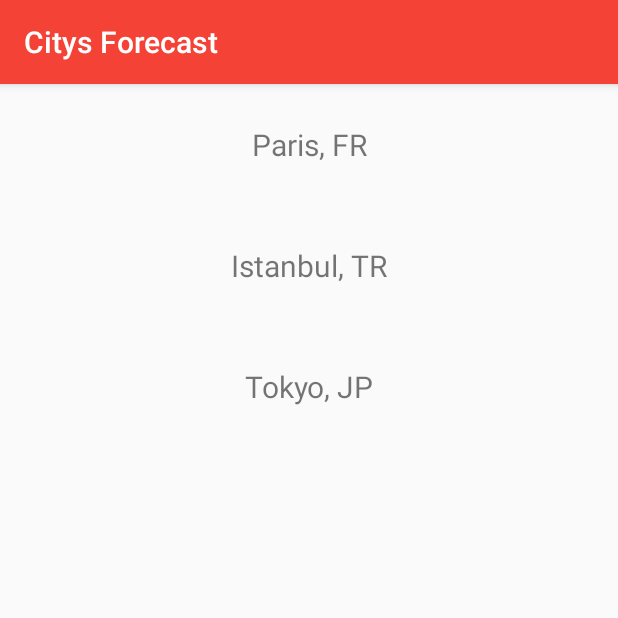
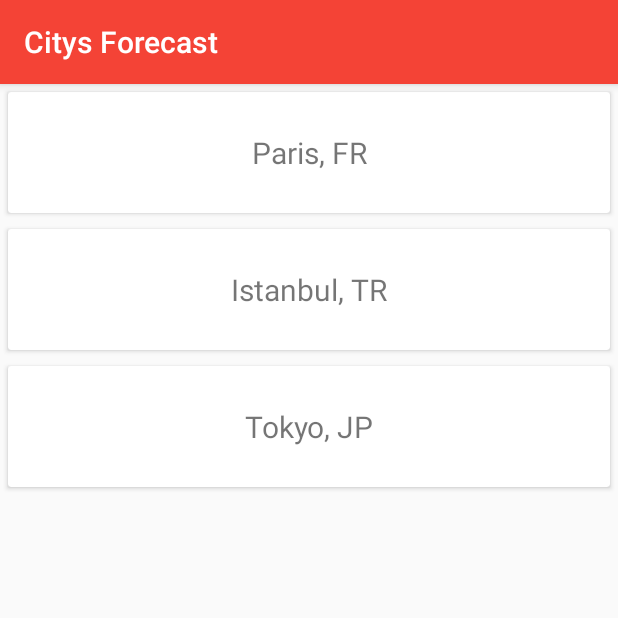
Before and after one commit to salahmomo/Cumulus, an Android app: the screen it shows after launch (HomeActivity), on a phone screen of 412 x 824 dp, the top half of it. Run offline under Robolectric (Android 15) with nearby library versions, the phone set to English and light mode, and no system bars; our stand-ins replace ButterKnife.

Commit message:
Add cardView to item list, comment and refactor

```diff
--- a/app/build.gradle
+++ b/app/build.gradle
@@ -29,7 +29,7 @@ dependencies {
     compile 'com.squareup.retrofit2:retrofit:2.3.0'
     compile 'com.squareup.retrofit2:converter-gson:2.3.0'
     compile 'com.jakewharton:butterknife:8.8.1'
-    compile 'com.jakewharton:disklrucache:2.0.2'
+    compile 'com.android.support:cardview-v7:26.1.0'
     annotationProcessor 'com.jakewharton:butterknife-compiler:8.8.1'
 
     testImplementation 'junit:junit:4.12'
--- a/app/src/main/java/com/saos/salah/cumulus/services/OpenWeatherMapServices.java
+++ b/app/src/main/java/com/saos/salah/cumulus/services/OpenWeatherMapServices.java
@@ -14,6 +14,9 @@ import retrofit2.http.Query;
  * Created by Salah on 18/04/2018.
  */
 
+/**
+ * Service for OpenWeatherMap API
+ */
 public interface OpenWeatherMapServices {
     public static final String ENDPOINT = "http://api.openweathermap.org/data/2.5/forecast/";
 
--- a/app/src/main/java/com/saos/salah/cumulus/services/OpenWeatherMapSingleton.java
+++ b/app/src/main/java/com/saos/salah/cumulus/services/OpenWeatherMapSingleton.java
@@ -4,7 +4,7 @@ import retrofit2.Retrofit;
 import retrofit2.converter.gson.GsonConverterFactory;
 
 /**
- * Created by Salah on 22/04/2018.
+ * Singleton instance To call OpenWeatherMap API
  */
 
 public class OpenWeatherMapSingleton {
--- a/app/src/main/java/com/saos/salah/cumulus/view/HomeActivity.java
+++ b/app/src/main/java/com/saos/salah/cumulus/view/HomeActivity.java
@@ -21,6 +21,9 @@ import com.saos.salah.cumulus.view.citys.CityListFragment;
 
 import butterknife.BindView;
 
+/**
+ * Home activity
+ */
 public class HomeActivity extends AppCompatActivity {
 
     private CityListFragment cityListFragment = null;
@@ -35,10 +38,6 @@ public class HomeActivity extends AppCompatActivity {
         setSupportActionBar(toolbar);
         setActionBarTitle("Citys Forecast");
 
-        ConnectivityManager connMgr = (ConnectivityManager)
-                getSystemService(Context.CONNECTIVITY_SERVICE);
-        NetworkInfo networkInfo = connMgr.getActiveNetworkInfo();
-        if (networkInfo != null && networkInfo.isConnected()) {
         FragmentManager fragmentManager = getSupportFragmentManager();
 
         cityListFragment = (CityListFragment) fragmentManager.findFragmentByTag(CityListFragment.TAG);
@@ -47,7 +46,6 @@ public class HomeActivity extends AppCompatActivity {
             cityListFragment = new CityListFragment();
             fragmentTransaction.add(R.id.fragment, cityListFragment, CityListFragment.TAG);
             fragmentTransaction.commit();
-            }
         }
     }
 
--- a/app/src/main/java/com/saos/salah/cumulus/view/cityforecasts/CityForecastListAdapter.java
+++ b/app/src/main/java/com/saos/salah/cumulus/view/cityforecasts/CityForecastListAdapter.java
@@ -5,14 +5,12 @@ import android.support.v7.widget.RecyclerView;
 import android.view.LayoutInflater;
 import android.view.View;
 import android.view.ViewGroup;
-import android.widget.Button;
 import android.widget.ImageView;
 import android.widget.TextView;
 
 import com.saos.salah.cumulus.R;
 import com.saos.salah.cumulus.model.Forecast;
 import com.saos.salah.cumulus.model.Weather;
-import com.saos.salah.cumulus.view.citys.CityListAdapter;
 import com.saos.salah.cumulus.view.forecast.ForecastActivity;
 import com.squareup.picasso.Picasso;
 
@@ -61,7 +59,7 @@ public class CityForecastListAdapter extends RecyclerView.Adapter<CityForecastLi
     @Override
     public CityForecastListAdapter.ViewHolder onCreateViewHolder(ViewGroup parent, int viewType) {
         View v = LayoutInflater.from(parent.getContext())
-                .inflate(R.layout.item_forecastlist, parent, false);
+                .inflate(R.layout.item_cityforecastlist, parent, false);
         CityForecastListAdapter.ViewHolder vh = new CityForecastListAdapter.ViewHolder(v);
         return vh;
     }
@@ -70,7 +68,7 @@ public class CityForecastListAdapter extends RecyclerView.Adapter<CityForecastLi
     public void onBindViewHolder(CityForecastListAdapter.ViewHolder holder, int position) {
         Forecast forecast = forecastsList.get(position);
 
-        holder.day.setText(String.format("%tD", forecast.getDt()));
+        holder.day.setText(String.format("%tD", forecast.getDt() * 1000));
         holder.temp.setText(Float.toString(forecast.getTemp().getDay()) + "°");
         Weather weather = forecast.getWeather().get(0);
         Picasso.get().load(String.format("%s%s.png", ForecastActivity.IMG_URL, weather.getIcon())).into(holder.weather);
--- a/app/src/main/java/com/saos/salah/cumulus/view/citys/CityListFragment.java
+++ b/app/src/main/java/com/saos/salah/cumulus/view/citys/CityListFragment.java
@@ -25,6 +25,10 @@ import butterknife.ButterKnife;
 
 public class CityListFragment extends Fragment {
 
+    /**
+     *     List of city we need to see his for cast for 14 next day
+     *     pattern of cityName is : "[CityName], [CountryCode]"
+     */
     private List<String> citysNames =  Arrays.asList("Paris, FR", "Istanbul, TR", "Tokyo, JP");
 
     @BindView(R.id.city_list)
--- a/app/src/main/res/layout/item_citylist.xml
+++ b/app/src/main/res/layout/item_citylist.xml
@@ -1,4 +1,14 @@
 <?xml version="1.0" encoding="utf-8"?>
+<android.support.v7.widget.CardView
+    xmlns:android="http://schemas.android.com/apk/res/android"
+    xmlns:app="http://schemas.android.com/apk/res-auto"
+    android:layout_width="match_parent"
+    android:layout_height="wrap_content"
+    android:layout_margin="5dp"
+
+    app:cardBackgroundColor="@android:color/white"
+    app:cardCornerRadius="2dp"
+    app:cardElevation="2dp">
     <RelativeLayout
         xmlns:android="http://schemas.android.com/apk/res/android"
         android:layout_width="match_parent"
@@ -14,3 +24,4 @@
             android:textSize="20sp"
             android:text="Paris"/>
     </RelativeLayout>
+</android.support.v7.widget.CardView>
--- a/app/src/main/res/values/strings.xml
+++ b/app/src/main/res/values/strings.xml
@@ -1,5 +1,5 @@
 <resources>
     <string name="app_name">Cumulus</string>
-    <string name="action_settings">Settings</string>
     <string name="app_id">bd5e378503939ddaee76f12ad7a97608</string>
+    <string name="celcius_unitsformat">metric</string>
 </resources>
```
Also changed, not shown: app/src/main/java/com/saos/salah/cumulus/listener/OpenWeatherMapListener.java (deleted, +0 -9 lines), app/src/main/java/com/saos/salah/cumulus/services/OpenWeatherMapTask.java (deleted, +0 -38 lines), app/src/main/java/com/saos/salah/cumulus/view/cityforecasts/CityForecastsListFragment.java (+15 -10 lines), app/src/main/res/layout/item_cityforecastlist.xml (added, +88 -0 lines), app/src/main/res/layout/item_forecastlist.xml (deleted, +0 -77 lines), app/src/main/res/layout/fragment_cityforecastlist.xml (renamed from app/src/main/res/layout/fragment_forecastlist.xml). Lines whose indentation alone changed are shown as unchanged.
